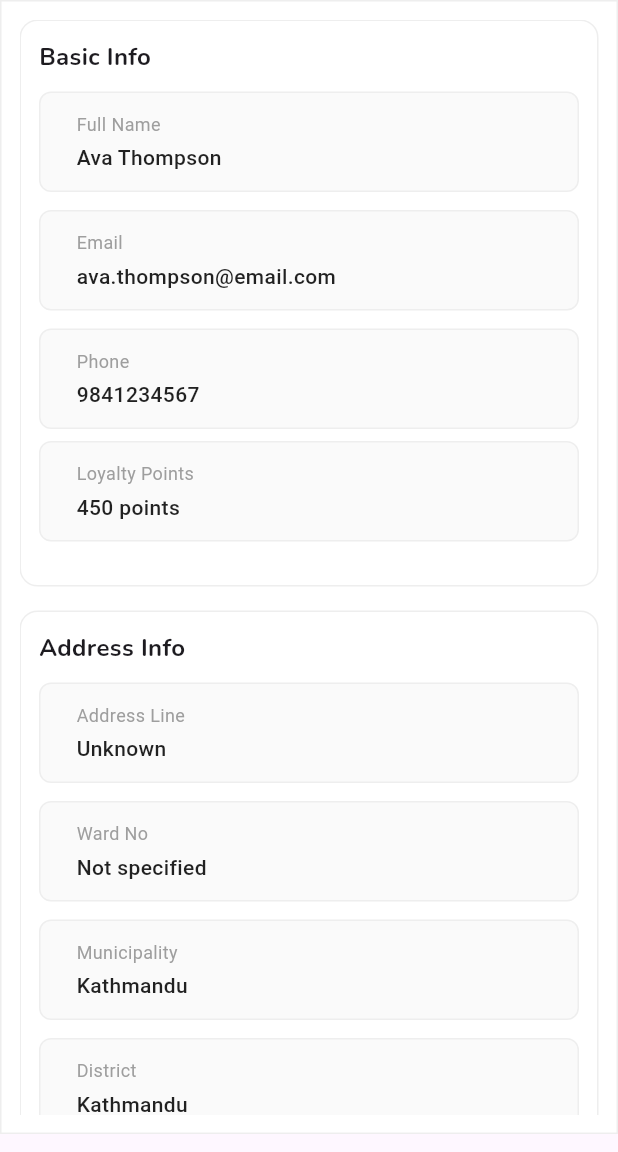
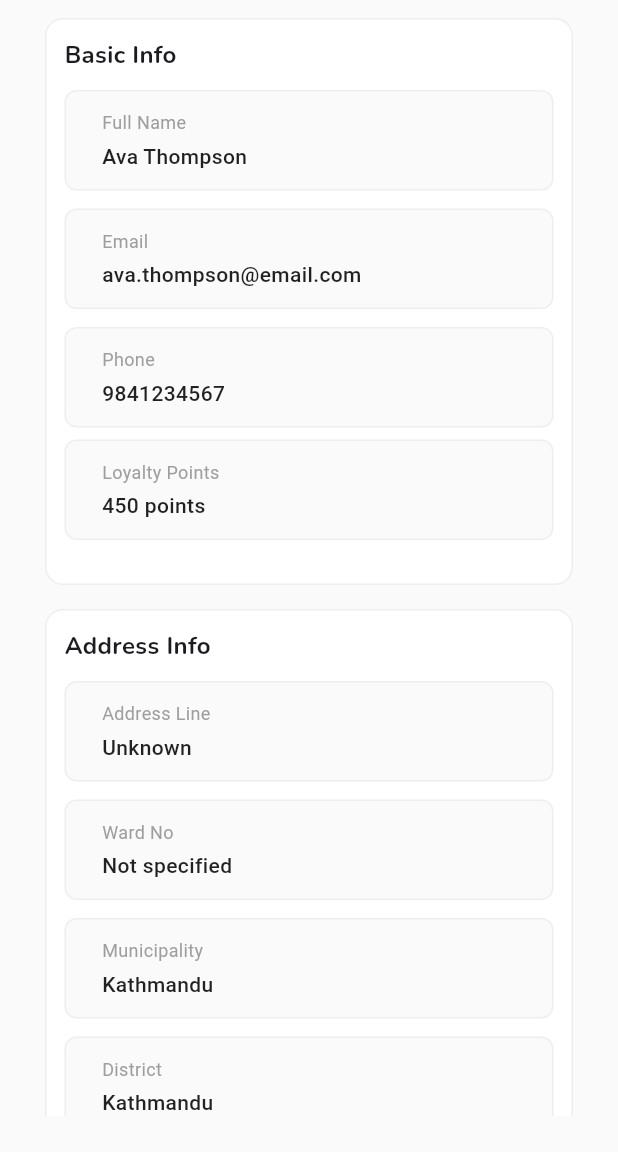
Before and after one commit to ashokstha61/ui-customer, a Flutter app: the screen it shows after launch, after a tap on "Ava Thompson", after a tap on "View", on a phone screen of 412 x 824 dp, the part 84-1236 px from its top. Run offline on Flutter 3.47's test engine with Material 3 defaults, Android fonts, the phone set to English and light mode, and no system bars; our stand-ins replace beamer, flutter_riverpod, google_fonts.

Commit message:
padding reduced for body content

```diff
--- a/lib/features/customer/presentation/customer.dart
+++ b/lib/features/customer/presentation/customer.dart
@@ -1,4 +1,3 @@
-// import 'package:beamer/beamer.dart';
 import 'package:customer_ui/core/constant/app_color.dart';
 import 'package:customer_ui/core/constant/data.dart';
 import 'package:customer_ui/core/widgets/custom_appbar.dart';
@@ -34,7 +33,7 @@ class _CustomerState extends ConsumerState<Customer> {
       ),
       backgroundColor: AppColor.backgroundColor,
       body: Padding(
-        padding: const EdgeInsets.symmetric(horizontal: 12),
+        padding: EdgeInsets.symmetric(horizontal: 18),
         child: Column(
           children: [
             SizedBox(height: 8),
--- a/lib/features/customer/presentation/customerdetails.dart
+++ b/lib/features/customer/presentation/customerdetails.dart
@@ -1,4 +1,5 @@
 import 'package:beamer/beamer.dart';
+import 'package:customer_ui/core/constant/app_color.dart';
 import 'package:customer_ui/core/constant/customer_drop.dart';
 import 'package:customer_ui/core/constant/language.dart';
 import 'package:customer_ui/core/constant/payment.dart';
@@ -107,15 +108,14 @@ class _CustomerdetailsState extends State<Customerdetails> {
         title: 'Customer Details',
         notification: Image.asset('assets/images/bell.png'),
       ),
-      body: Container(
+      backgroundColor: AppColor.backgroundColor,
+      body: Padding(
+        padding: const EdgeInsets.symmetric(horizontal: 18),
+        child: Container(
           width: double.infinity,
           margin: const EdgeInsets.only(bottom: 12),
           padding: const EdgeInsets.all(12),
-        decoration: BoxDecoration(
-          color: Colors.white,
-
-          border: Border.all(color: Colors.grey.shade200),
-        ),
+          // decoration: BoxDecoration(color: Colors.white),
           child: SingleChildScrollView(
             child: Column(
               children: [
@@ -320,6 +320,7 @@ class _CustomerdetailsState extends State<Customerdetails> {
             ),
           ),
         ),
+      ),
     );
   }
 
```
Lines whose indentation alone changed are shown as unchanged.
